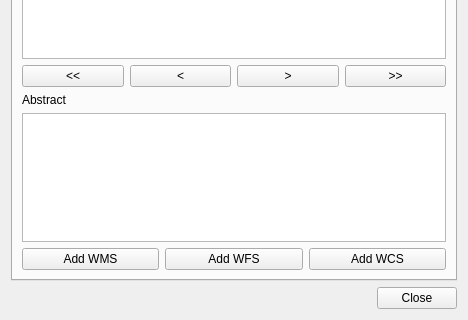
Above: plugin/MetaSearch/ui/maindialog.ui from nextgis/qgis_cswclient before the change; both pictures show x 0 to 468 and y 318 to 638 of the 468 by 638 pixel window. Below: the same form after it.
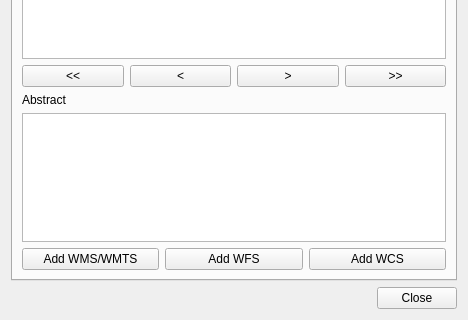
That is the form after the change.

Commit message: add WMTS support

What changed in the file:
```diff
--- a/plugin/MetaSearch/ui/maindialog.ui
+++ b/plugin/MetaSearch/ui/maindialog.ui
@@ -319,7 +319,7 @@
          <item row="2" column="0">
           <widget class="QPushButton" name="btnAddToWms">
            <property name="text">
-            <string>Add WMS</string>
+            <string>Add WMS/WMTS</string>
            </property>
           </widget>
          </item>
```
The commit also changes 2 other files.
